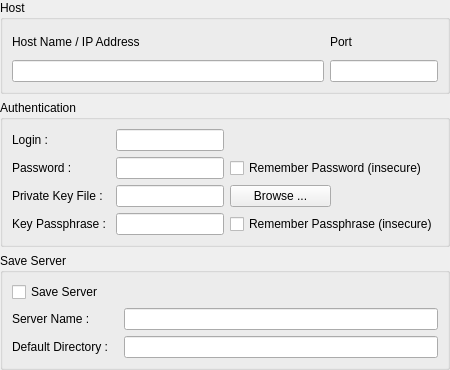
This is ssh/serverconfigwidget.ui in PonyEdit/PonyEdit as Qt 5 draws it before an edit. The edited form follows.
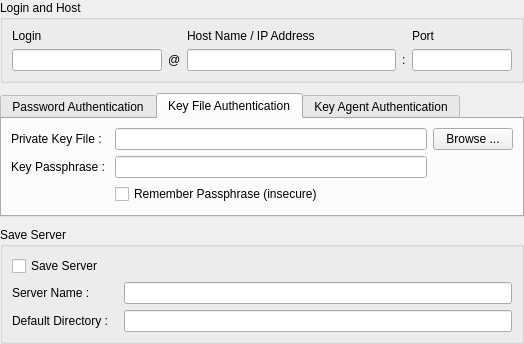
This is the edited form. The open tabs and pages were chosen to show the change.

Commit message: Nicer layout for SSH server configuration (Feedback?)

Diff of the .ui file:
```diff
--- a/ssh/serverconfigwidget.ui
+++ b/ssh/serverconfigwidget.ui
@@ -6,34 +6,37 @@
    <rect>
     <x>0</x>
     <y>0</y>
-    <width>450</width>
-    <height>370</height>
+    <width>524</width>
+    <height>311</height>
    </rect>
   </property>
   <property name="windowTitle">
    <string>Form</string>
   </property>
   <layout class="QVBoxLayout" name="verticalLayout">
+   <property name="spacing">
+    <number>10</number>
+   </property>
    <property name="margin">
     <number>0</number>
    </property>
    <item>
     <widget class="QGroupBox" name="groupBox">
      <property name="title">
-      <string>Host</string>
+      <string>Login and Host</string>
      </property>
      <layout class="QGridLayout" name="gridLayout">
       <item row="2" column="3">
        <widget class="QLineEdit" name="hostName"/>
       </item>
-      <item row="1" column="3">
+      <item row="0" column="3">
        <widget class="QLabel" name="label">
         <property name="text">
          <string>Host Name / IP Address</string>
         </property>
        </widget>
       </item>
-      <item row="2" column="4">
+      <item row="2" column="5">
        <widget class="QLineEdit" name="hostPort">
         <property name="sizePolicy">
          <sizepolicy hsizetype="Fixed" vsizetype="Fixed">
@@ -41,6 +44,24 @@
           <verstretch>0</verstretch>
          </sizepolicy>
         </property>
+        <property name="minimumSize">
+         <size>
+          <width>0</width>
+          <height>0</height>
+         </size>
+        </property>
+        <property name="maximumSize">
+         <size>
+          <width>100</width>
+          <height>16777215</height>
+         </size>
+        </property>
+        <property name="baseSize">
+         <size>
+          <width>0</width>
+          <height>0</height>
+         </size>
+        </property>
         <property name="inputMask">
          <string/>
         </property>
@@ -49,81 +70,143 @@
         </property>
        </widget>
       </item>
-      <item row="1" column="4">
+      <item row="0" column="5">
        <widget class="QLabel" name="label_2">
+        <property name="sizePolicy">
+         <sizepolicy hsizetype="Fixed" vsizetype="Fixed">
+          <horstretch>0</horstretch>
+          <verstretch>0</verstretch>
+         </sizepolicy>
+        </property>
         <property name="text">
          <string>Port</string>
         </property>
        </widget>
       </item>
-     </layout>
-    </widget>
-   </item>
-   <item>
-    <widget class="QGroupBox" name="groupBox_2">
-     <property name="title">
-      <string>Authentication</string>
-     </property>
-     <layout class="QGridLayout" name="gridLayout_2">
-      <item row="0" column="0">
+      <item row="2" column="1">
+       <widget class="QLineEdit" name="userName">
+        <property name="minimumSize">
+         <size>
+          <width>0</width>
+          <height>0</height>
+         </size>
+        </property>
+        <property name="maximumSize">
+         <size>
+          <width>150</width>
+          <height>16777215</height>
+         </size>
+        </property>
+       </widget>
+      </item>
+      <item row="0" column="1">
        <widget class="QLabel" name="label_3">
         <property name="text">
-         <string>Login : </string>
+         <string>Login</string>
         </property>
        </widget>
       </item>
-      <item row="0" column="2">
-       <widget class="QLineEdit" name="userName"/>
+      <item row="2" column="2">
+       <widget class="QLabel" name="label_9">
+        <property name="text">
+         <string>@</string>
+        </property>
+       </widget>
       </item>
-      <item row="1" column="0">
-       <widget class="QLabel" name="label_4">
+      <item row="2" column="4">
+       <widget class="QLabel" name="label_10">
         <property name="text">
-         <string>Password : </string>
+         <string>:</string>
         </property>
        </widget>
       </item>
-      <item row="1" column="2">
+     </layout>
+    </widget>
+   </item>
+   <item>
+    <widget class="QTabWidget" name="tabWidget">
+     <property name="sizePolicy">
+      <sizepolicy hsizetype="Expanding" vsizetype="Preferred">
+       <horstretch>0</horstretch>
+       <verstretch>0</verstretch>
+      </sizepolicy>
+     </property>
+     <property name="currentIndex">
+      <number>0</number>
+     </property>
+     <widget class="QWidget" name="tab">
+      <attribute name="title">
+       <string>Password Authentication</string>
+      </attribute>
+      <layout class="QGridLayout" name="gridLayout_4">
+       <item row="0" column="3">
        <widget class="QLineEdit" name="password">
         <property name="echoMode">
          <enum>QLineEdit::Password</enum>
         </property>
        </widget>
       </item>
-      <item row="1" column="3" colspan="2">
+       <item row="0" column="2">
+        <widget class="QLabel" name="label_4">
+         <property name="text">
+          <string>Password : </string>
+         </property>
+        </widget>
+       </item>
+       <item row="1" column="3">
        <widget class="QCheckBox" name="savePassword">
         <property name="text">
          <string>Remember Password (insecure)</string>
         </property>
        </widget>
       </item>
-      <item row="2" column="0">
+      </layout>
+     </widget>
+     <widget class="QWidget" name="tab_2">
+      <attribute name="title">
+       <string>Key File Authentication</string>
+      </attribute>
+      <layout class="QGridLayout" name="gridLayout_5">
+       <item row="0" column="0">
        <widget class="QLabel" name="label_8">
+         <property name="sizePolicy">
+          <sizepolicy hsizetype="Fixed" vsizetype="Preferred">
+           <horstretch>0</horstretch>
+           <verstretch>0</verstretch>
+          </sizepolicy>
+         </property>
         <property name="text">
          <string>Private Key File : </string>
         </property>
        </widget>
       </item>
-      <item row="2" column="3">
-       <widget class="QPushButton" name="keyFileBrowse">
-        <property name="text">
-         <string>Browse ...</string>
-        </property>
-       </widget>
-      </item>
-      <item row="2" column="2">
-       <widget class="QLineEdit" name="keyFile"/>
-      </item>
-      <item row="3" column="0">
+       <item row="1" column="1">
+        <widget class="QLineEdit" name="keyPassphrase"/>
+       </item>
+       <item row="1" column="0">
        <widget class="QLabel" name="label_7">
+         <property name="sizePolicy">
+          <sizepolicy hsizetype="Fixed" vsizetype="Preferred">
+           <horstretch>0</horstretch>
+           <verstretch>0</verstretch>
+          </sizepolicy>
+         </property>
         <property name="text">
          <string>Key Passphrase : </string>
         </property>
        </widget>
       </item>
-      <item row="3" column="2">
-       <widget class="QLineEdit" name="keyPassphrase"/>
-      </item>
-      <item row="3" column="3" colspan="2">
+       <item row="0" column="1">
+        <widget class="QLineEdit" name="keyFile"/>
+       </item>
+       <item row="0" column="2">
+        <widget class="QPushButton" name="keyFileBrowse">
+         <property name="text">
+          <string>Browse ...</string>
+         </property>
+        </widget>
+       </item>
+       <item row="2" column="1">
        <widget class="QCheckBox" name="saveKeyPassphrase">
         <property name="text">
          <string>Remember Passphrase (insecure)</string>
@@ -131,6 +214,24 @@
        </widget>
       </item>
      </layout>
+     </widget>
+     <widget class="QWidget" name="tab_3">
+      <attribute name="title">
+       <string>Key Agent Authentication</string>
+      </attribute>
+      <layout class="QGridLayout" name="gridLayout_2">
+       <item row="0" column="0">
+        <widget class="QLabel" name="label_11">
+         <property name="text">
+          <string>If an SSH Key Agent is installed and running, it will automatically be used for authentication.</string>
+         </property>
+         <property name="alignment">
+          <set>Qt::AlignCenter</set>
+         </property>
+        </widget>
+       </item>
+      </layout>
+     </widget>
     </widget>
    </item>
    <item>
```
Left out of the diff: 9 changed lines with no effect on the pictures. Lines whose indentation alone changed are shown as unchanged. The commit also changes 2 other files.
